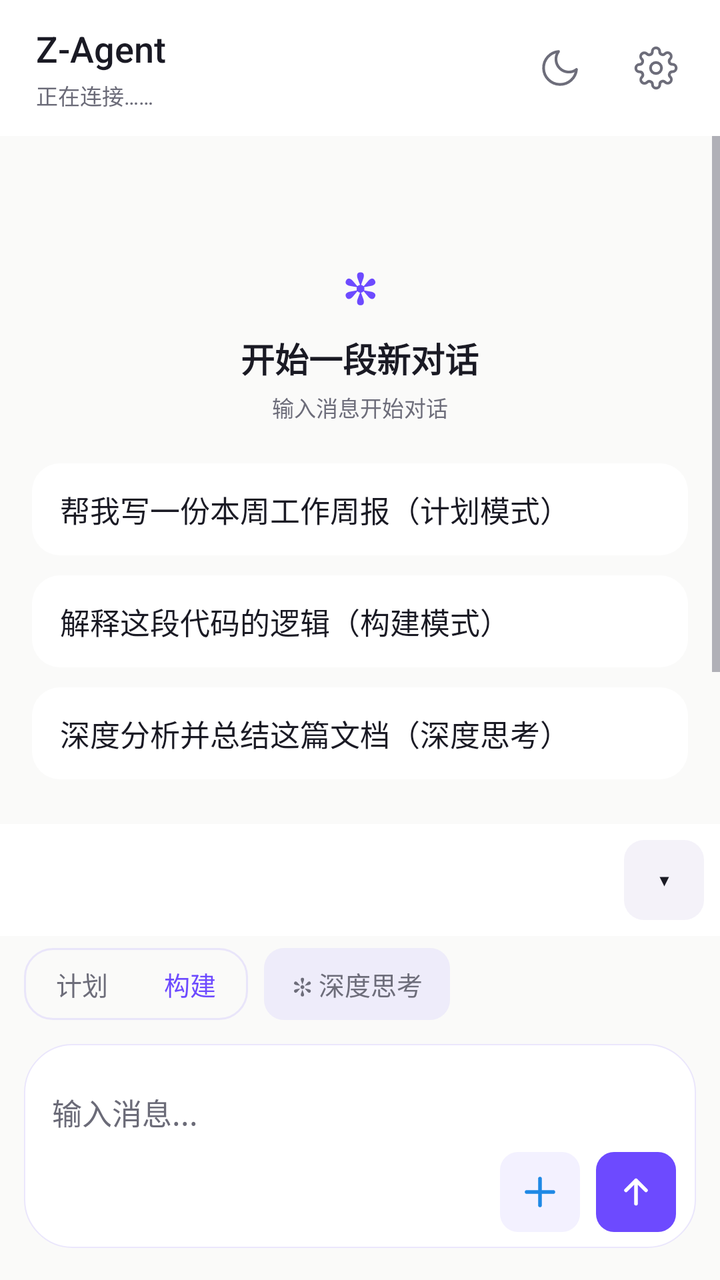
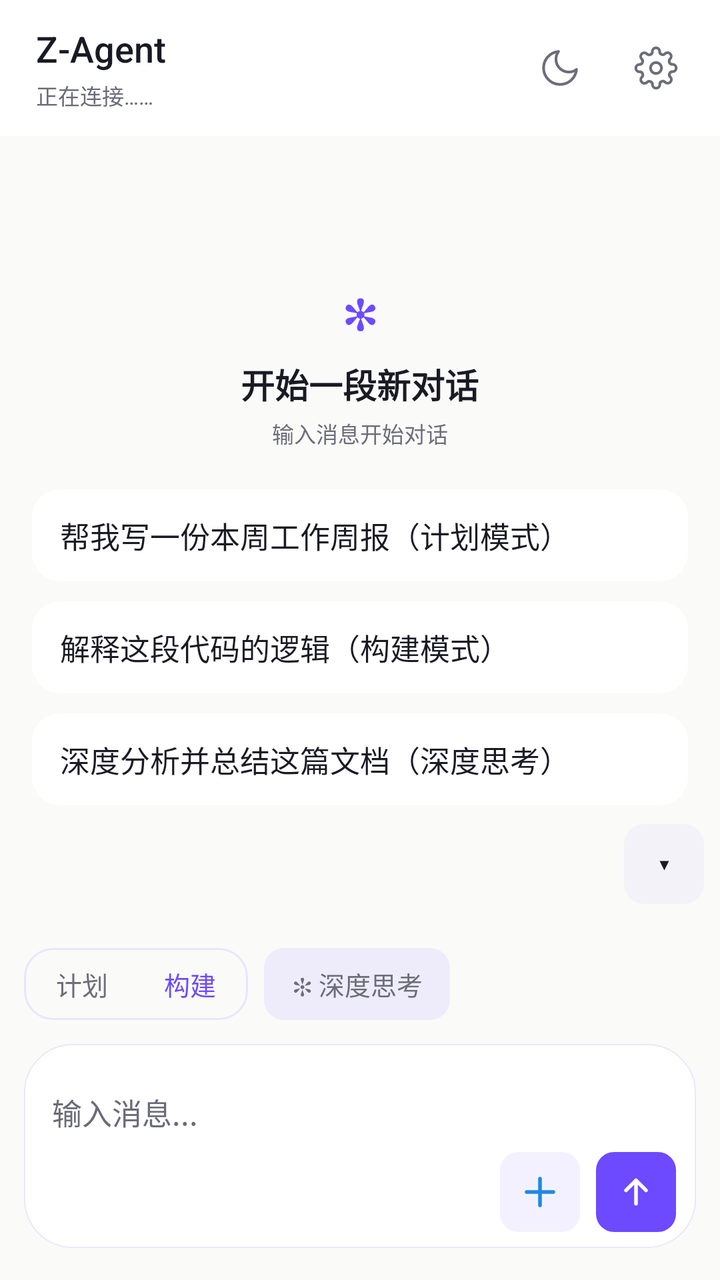

Compare the two renders of this Android layout. The source of the first and the diff that turns it into the second are given below.
<!-- AndroidManifest.xml: application theme AppTheme -->
<!-- res/layout/activity_main.xml -->
<?xml version="1.0" encoding="utf-8"?>
<LinearLayout xmlns:android="http://schemas.android.com/apk/res/android"
android:id="@+id/rootView" android:clipChildren="false" android:clipToPadding="false"
android:layout_width="match_parent"
android:layout_height="match_parent"
android:background="@color/bg_canvas"
android:orientation="vertical">


<LinearLayout
android:id="@+id/topBar"
android:layout_width="match_parent"
android:layout_height="wrap_content"
android:background="@color/bg_elevated"
android:gravity="center_vertical"
android:orientation="horizontal"
android:paddingStart="18dp"
android:paddingTop="10dp"
android:paddingEnd="8dp"
android:paddingBottom="10dp">

<LinearLayout
android:layout_width="0dp"
android:layout_height="wrap_content"
android:layout_weight="1"
android:orientation="vertical">
<TextView
android:layout_width="wrap_content"
android:layout_height="wrap_content"
android:text="Z-Agent"
android:textColor="@color/text_primary"
android:fontFamily="sans-serif-medium"
android:textSize="18sp" />
<TextView
android:id="@+id/statusText"
android:layout_width="match_parent"
android:layout_height="wrap_content"
android:layout_marginTop="3dp"
android:ellipsize="end"
android:maxLines="1"
android:text="正在连接……"
android:textColor="@color/text_tertiary"
android:textSize="@dimen/fs_caption" />
</LinearLayout>


<FrameLayout
android:id="@+id/themeButton"
android:contentDescription="切换深浅主题"
android:layout_width="48dp"
android:layout_height="48dp"
android:background="?attr/selectableItemBackgroundBorderless"
android:clickable="true"
android:focusable="true">
<ImageView
android:id="@+id/themeIcon"
android:layout_width="22dp"
android:layout_height="22dp"
android:layout_gravity="center"
android:src="@drawable/ic_moon" />
</FrameLayout>


<FrameLayout
android:id="@+id/settingsButton"
android:contentDescription="打开设置"
android:layout_width="48dp"
android:layout_height="48dp"
android:background="?attr/selectableItemBackgroundBorderless"
android:clickable="true"
android:focusable="true">
<ImageView
android:layout_width="22dp"
android:layout_height="22dp"
android:layout_gravity="center"
android:src="@drawable/ic_gear" />
</FrameLayout>
</LinearLayout>


<FrameLayout android:clipChildren="false" android:clipToPadding="false"
android:layout_width="match_parent"
android:layout_height="0dp"
android:layout_weight="1">

<ScrollView
android:id="@+id/outputScroll"
android:layout_width="match_parent"
android:layout_height="match_parent"
android:background="@color/bg_canvas"
android:fillViewport="true"
android:overScrollMode="always"
android:scrollbars="vertical">
<LinearLayout
android:id="@+id/chatContainer"
android:layout_width="match_parent"
android:layout_height="match_parent"
android:gravity="bottom"
android:orientation="vertical"
android:paddingStart="8dp"
android:paddingTop="12dp"
android:paddingEnd="8dp"
android:paddingBottom="96dp">

<LinearLayout
android:id="@+id/emptyState"
android:layout_width="match_parent"
android:layout_height="0dp"
android:gravity="center"
android:layout_weight="1"
android:orientation="vertical"
android:paddingTop="48dp"
android:paddingBottom="24dp">
<TextView
android:layout_width="wrap_content"
android:layout_height="wrap_content"
android:text="✻"
android:textColor="@color/accent"
android:textSize="@dimen/fs_display"
android:textStyle="bold" />
<TextView
android:layout_width="wrap_content"
android:layout_height="wrap_content"
android:layout_marginTop="8dp"
android:text="开始一段新对话"
android:textColor="@color/text_primary"
android:textSize="@dimen/fs_title"
android:textStyle="bold" />
<TextView
android:layout_width="wrap_content"
android:layout_height="wrap_content"
android:layout_marginTop="4dp"
android:text="输入消息开始对话"
android:textColor="@color/text_secondary"
android:textSize="@dimen/fs_caption" />

<LinearLayout android:layout_width="match_parent" android:layout_height="wrap_content" android:layout_marginTop="20dp" android:orientation="vertical" android:paddingStart="8dp" android:paddingEnd="8dp">

<TextView android:id="@+id/promptCard1" android:layout_width="match_parent" android:layout_height="wrap_content" android:background="@drawable/bg_prompt_card" android:clickable="true" android:focusable="true" android:paddingStart="14dp" android:paddingTop="12dp" android:paddingEnd="14dp" android:paddingBottom="12dp" android:text="帮我写一份本周工作周报（计划模式）" android:textColor="@color/text_primary" android:textSize="@dimen/fs_body" />

<TextView android:id="@+id/promptCard2" android:layout_width="match_parent" android:layout_height="wrap_content" android:layout_marginTop="10dp" android:background="@drawable/bg_prompt_card" android:clickable="true" android:focusable="true" android:paddingStart="14dp" android:paddingTop="12dp" android:paddingEnd="14dp" android:paddingBottom="12dp" android:text="解释这段代码的逻辑（构建模式）" android:textColor="@color/text_primary" android:textSize="@dimen/fs_body" />

<TextView android:id="@+id/promptCard3" android:layout_width="match_parent" android:layout_height="wrap_content" android:layout_marginTop="10dp" android:background="@drawable/bg_prompt_card" android:clickable="true" android:focusable="true" android:paddingStart="14dp" android:paddingTop="12dp" android:paddingEnd="14dp" android:paddingBottom="12dp" android:text="深度分析并总结这篇文档（深度思考）" android:textColor="@color/text_primary" android:textSize="@dimen/fs_body" />
</LinearLayout>
</LinearLayout>
 </LinearLayout>
</ScrollView>


<FrameLayout
android:id="@+id/scrollBottomBtn"
android:layout_width="40dp"
android:layout_height="40dp"
android:layout_gravity="bottom|end"
android:layout_marginEnd="16dp"
 android:layout_marginBottom="76dp"
android:background="@drawable/bg_circle_btn"
android:clickable="true"
android:focusable="true"
android:foreground="@drawable/ripple_circle"
android:visibility="gone">
<TextView
android:layout_width="wrap_content"
android:layout_height="wrap_content"
android:layout_gravity="center"
android:text="↓"
android:textColor="@color/accent"
android:textSize="20sp"
android:textStyle="bold" />
</FrameLayout>

<FrameLayout android:id="@+id/quickToggleCollapsed" android:layout_width="28dp" android:layout_height="48dp" android:layout_gravity="bottom|end" android:layout_marginEnd="0dp" android:layout_marginBottom="8dp" android:background="@drawable/bg_edge_pill" android:clickable="true" android:focusable="true" android:foreground="@drawable/ripple_pill" android:visibility="gone" android:elevation="4dp">
<TextView android:layout_width="wrap_content" android:layout_height="wrap_content" android:layout_gravity="center" android:text="‹" android:textColor="@color/accent" android:textSize="22sp" android:textStyle="bold" />
</FrameLayout>
</FrameLayout>


<LinearLayout android:id="@+id/quickBarContainer" android:layout_width="match_parent" android:layout_height="wrap_content" android:background="@color/bg_elevated" android:orientation="vertical">

 <LinearLayout android:id="@+id/quickRowWrap" android:layout_width="match_parent" android:layout_height="wrap_content" android:gravity="center_vertical" android:minHeight="56dp" android:orientation="horizontal" android:paddingStart="8dp" android:paddingTop="6dp" android:paddingEnd="8dp" android:paddingBottom="6dp"> <HorizontalScrollView android:id="@+id/quickScroll" android:layout_width="0dp" android:layout_height="wrap_content" android:layout_weight="1" android:overScrollMode="never" android:scrollbars="none"> <LinearLayout android:id="@+id/quickRow" android:layout_width="wrap_content" android:layout_height="wrap_content" android:gravity="center_vertical" android:orientation="horizontal" android:paddingStart="8dp" android:paddingEnd="8dp" /> </HorizontalScrollView> <TextView android:id="@+id/quickCollapse" android:layout_width="40dp" android:layout_height="40dp" android:layout_marginStart="4dp" android:background="@drawable/bg_quick" android:clickable="true" android:focusable="true" android:foreground="@drawable/ripple_pill" android:gravity="center" android:text="▾" android:textColor="@color/text_primary" android:textSize="16sp" /> </LinearLayout>  <LinearLayout android:id="@+id/quickEditBar" android:layout_width="match_parent" android:layout_height="36dp" android:background="@color/bg_subtle" android:gravity="center_vertical" android:orientation="horizontal" android:paddingStart="16dp" android:paddingEnd="12dp" android:visibility="gone"> <TextView android:layout_width="0dp" android:layout_height="wrap_content" android:layout_weight="1" android:text="拖动排序 · 点×移除 · 点＋添加" android:textColor="@color/text_secondary" android:textSize="11sp" /> <TextView android:id="@+id/quickEditDone" android:layout_width="wrap_content" android:layout_height="wrap_content" android:paddingStart="12dp" android:paddingEnd="4dp" android:text="完成" android:textColor="@color/accent" android:textSize="13sp" android:textStyle="bold" /> </LinearLayout> </LinearLayout>


<LinearLayout android:id="@+id/inputBar" android:layout_width="match_parent" android:layout_height="wrap_content" android:background="@android:color/transparent" android:clipChildren="false" android:clipToPadding="false" android:orientation="vertical" android:paddingStart="12dp" android:paddingTop="6dp" android:paddingEnd="12dp" android:paddingBottom="14dp">



<LinearLayout android:layout_width="match_parent" android:layout_height="wrap_content" android:gravity="center_vertical" android:orientation="horizontal" android:paddingBottom="8dp">

<FrameLayout android:id="@+id/segContainer" android:layout_width="wrap_content" android:layout_height="36dp" android:background="@drawable/bg_seg_container" android:padding="2dp">
<View android:id="@+id/segThumb" android:layout_width="0dp" android:layout_height="match_parent" android:background="@drawable/bg_seg_thumb" />
<LinearLayout android:layout_width="wrap_content" android:layout_height="match_parent" android:orientation="horizontal">
<TextView android:id="@+id/segPlan" android:layout_width="wrap_content" android:layout_height="match_parent" android:gravity="center" android:paddingStart="14dp" android:paddingEnd="14dp" android:text="计划" android:textColor="@color/text_secondary" android:textSize="@dimen/fs_label" />
<TextView android:id="@+id/segBuild" android:layout_width="wrap_content" android:layout_height="match_parent" android:gravity="center" android:paddingStart="14dp" android:paddingEnd="14dp" android:text="构建" android:textColor="@color/accent" android:textSize="@dimen/fs_label" />
</LinearLayout>
</FrameLayout>

<TextView android:id="@+id/chipThink2" android:layout_width="wrap_content" android:layout_height="36dp" android:layout_marginStart="8dp" android:background="@drawable/bg_mini_pill" android:clickable="true" android:focusable="true" android:foreground="@drawable/ripple_pill" android:gravity="center" android:paddingStart="14dp" android:paddingEnd="14dp" android:text="✻ 深度思考" android:textColor="@color/text_secondary" android:textSize="@dimen/fs_label" android:maxLines="1" android:singleLine="true" />

<TextView android:id="@+id/chipSearch" android:layout_width="wrap_content" android:layout_height="36dp" android:visibility="gone" />

<View android:layout_width="0dp" android:layout_height="1dp" android:layout_weight="1" />
</LinearLayout>



<LinearLayout android:id="@+id/inputCard" android:layout_width="match_parent" android:layout_height="wrap_content" android:layout_marginTop="4dp" android:layout_marginBottom="2dp" android:background="@drawable/bg_input_card" android:elevation="10dp" android:orientation="vertical" android:paddingStart="14dp" android:paddingTop="10dp" android:paddingEnd="10dp" android:paddingBottom="8dp">

<HorizontalScrollView android:id="@+id/attachScroll" android:layout_width="match_parent" android:layout_height="wrap_content" android:scrollbars="none" android:visibility="gone">
<LinearLayout android:id="@+id/attachRow" android:layout_width="wrap_content" android:layout_height="wrap_content" android:orientation="horizontal" android:paddingBottom="6dp" />
</HorizontalScrollView>

<EditText android:id="@+id/inputEdit" android:layout_width="match_parent" android:layout_height="wrap_content" android:minHeight="44dp" android:background="@null" android:hint="输入消息..." android:imeOptions="actionSend" android:inputType="textCapSentences" android:maxLines="5" android:paddingTop="8dp" android:paddingBottom="4dp" android:textColor="@color/text_primary" android:textColorHint="@color/text_tertiary" android:textSize="@dimen/fs_body" />

<LinearLayout android:layout_width="match_parent" android:layout_height="wrap_content" android:gravity="center_vertical|end" android:orientation="horizontal">

<FrameLayout android:id="@+id/btnPlus" android:contentDescription="添加附件" android:layout_width="40dp" android:layout_height="40dp" android:background="@drawable/bg_circle_btn" android:clickable="true" android:focusable="true" android:foreground="@drawable/ripple_circle">
<ImageView android:layout_width="20dp" android:layout_height="20dp" android:layout_gravity="center" android:src="@drawable/ic_plus" />
</FrameLayout>

<FrameLayout android:id="@+id/sendButton" android:contentDescription="发送消息" android:layout_width="40dp" android:layout_height="40dp" android:layout_marginStart="8dp" android:background="@drawable/bg_circle_send" android:clickable="true" android:focusable="true" android:foreground="@drawable/ripple_circle">
<ImageView android:layout_width="20dp" android:layout_height="20dp" android:layout_gravity="center" android:src="@drawable/ic_arrow_up" />
</FrameLayout>
</LinearLayout>
</LinearLayout>

</LinearLayout> </LinearLayout>
<!-- resources referenced by this layout -->
<resources>
  <color name="accent">#6D4AFF</color>
  <color name="bg_canvas">#FAFAF9</color>
  <color name="bg_elevated">#FFFFFF</color>
  <color name="bg_subtle">#F4F2F9</color>
  <color name="text_primary">#1A1A24</color>
  <color name="text_secondary">#6D6D7A</color>
  <color name="text_tertiary">#6B6B78</color>
  <dimen name="fs_body">15sp</dimen>
  <dimen name="fs_caption">11sp</dimen>
  <dimen name="fs_display">22sp</dimen>
  <dimen name="fs_label">13sp</dimen>
  <dimen name="fs_title">17sp</dimen>
  <!-- drawable bg_circle_btn (drawable) -->
  <?xml version="1.0" encoding="utf-8"?>
  <shape xmlns:android="http://schemas.android.com/apk/res/android" android:shape="rectangle">
   <solid android:color="@color/accent_subtle" />
   <corners android:radius="8.95dp" />
  </shape>
  <!-- drawable bg_circle_send (drawable) -->
  <?xml version="1.0" encoding="utf-8"?>
  <shape xmlns:android="http://schemas.android.com/apk/res/android" android:shape="rectangle">
   <solid android:color="@color/accent" />
   <corners android:radius="8.95dp" />
  </shape>
  <!-- drawable bg_input_card (drawable) -->
  <?xml version="1.0" encoding="utf-8"?>
  <shape xmlns:android="http://schemas.android.com/apk/res/android" android:shape="rectangle">
  <solid android:color="@color/bg_elevated" />
  <corners android:radius="24dp" />
  <stroke android:width="0.5dp" android:color="@color/accent_line" />
  </shape>
  <!-- drawable bg_mini_pill (drawable) -->
  <?xml version="1.0" encoding="utf-8"?>
  <shape xmlns:android="http://schemas.android.com/apk/res/android" android:shape="rectangle">
  <solid android:color="@color/accent_subtle" />
  <corners android:radius="10dp" />
  </shape>
  <!-- drawable bg_prompt_card (drawable) -->
  <?xml version="1.0" encoding="utf-8"?>
  <shape xmlns:android="http://schemas.android.com/apk/res/android" android:shape="rectangle">
  <solid android:color="@color/bg_elevated" />
  <corners android:radius="14dp" />
  </shape>
  <!-- drawable bg_quick (drawable) -->
  <?xml version="1.0" encoding="utf-8"?>
  <shape xmlns:android="http://schemas.android.com/apk/res/android" android:shape="rectangle">
  <solid android:color="@color/bg_subtle" />
  <corners android:radius="10dp" />
  </shape>
  <!-- drawable bg_seg_container (drawable) -->
  <?xml version="1.0" encoding="utf-8"?>
  <shape xmlns:android="http://schemas.android.com/apk/res/android" android:shape="rectangle">
      <corners android:radius="14dp" />
      <stroke android:width="1dp" android:color="@color/divider" />
  </shape>
  <!-- drawable bg_seg_thumb (drawable) -->
  <?xml version="1.0" encoding="utf-8"?>
  <shape xmlns:android="http://schemas.android.com/apk/res/android" android:shape="rectangle">
  <solid android:color="@color/bg_elevated" />
  <corners android:radius="10dp" />
  </shape>
  <!-- drawable ripple_circle (drawable) -->
  <?xml version="1.0" encoding="utf-8"?>
  <ripple xmlns:android="http://schemas.android.com/apk/res/android" android:color="@color/accent_line">
   <item android:id="@android:id/mask">
   <shape android:shape="rectangle">
   <corners android:radius="8.95dp" />
   <solid android:color="#FFFFFF" />
   </shape>
   </item>
  </ripple>
  <color name="accent_subtle">#146D4AFF</color>
  <color name="accent_line">#1F6D4AFF</color>
  <color name="divider">@color/accent_line</color>
  <style name="AppBottomSheet" parent="Theme.Design.Light.BottomSheetDialog">
  <item name="bottomSheetStyle">@style/AppBottomSheet.Modal</item>
  <item name="android:windowIsFloating">false</item>
  <item name="android:statusBarColor">@android:color/transparent</item>
  </style>
  <style name="AppBottomSheet.Modal" parent="Widget.Design.BottomSheet.Modal">
  <item name="android:background">@android:color/transparent</item>
  </style>
  <!-- unchanged entries left out for length: 8 -->
</resources>

<!-- the commit's change to res/layout/activity_main.xml (unified diff, before → after) -->
@@ -1,9 +1,16 @@
 <?xml version="1.0" encoding="utf-8"?>
-<LinearLayout xmlns:android="http://schemas.android.com/apk/res/android"
+<FrameLayout xmlns:android="http://schemas.android.com/apk/res/android"
 android:id="@+id/rootView" android:clipChildren="false" android:clipToPadding="false"
 android:layout_width="match_parent"
 android:layout_height="match_parent"
 android:background="@color/bg_canvas"
+>
+
+
+
+<LinearLayout
+android:layout_width="match_parent"
+android:layout_height="match_parent"
 android:orientation="vertical">
 
 
@@ -100,7 +107,7 @@ android:orientation="vertical"
 android:paddingStart="8dp"
 android:paddingTop="12dp"
 android:paddingEnd="8dp"
-android:paddingBottom="96dp">
+android:paddingBottom="200dp">
 
 <LinearLayout
 android:id="@+id/emptyState"
@@ -174,13 +181,22 @@ android:textStyle="bold" />
 </FrameLayout>
 </FrameLayout>
 
-
-<LinearLayout android:id="@+id/quickBarContainer" android:layout_width="match_parent" android:layout_height="wrap_content" android:background="@color/bg_elevated" android:orientation="vertical">
+</LinearLayout>
+
+
+<LinearLayout
+android:layout_width="match_parent"
+android:layout_height="wrap_content"
+android:layout_gravity="bottom"
+android:orientation="vertical">
+
+
+<LinearLayout android:id="@+id/quickBarContainer" android:layout_width="match_parent" android:layout_height="wrap_content" android:background="@android:color/transparent" android:orientation="vertical">
 
  <LinearLayout android:id="@+id/quickRowWrap" android:layout_width="match_parent" android:layout_height="wrap_content" android:gravity="center_vertical" android:minHeight="56dp" android:orientation="horizontal" android:paddingStart="8dp" android:paddingTop="6dp" android:paddingEnd="8dp" android:paddingBottom="6dp"> <HorizontalScrollView android:id="@+id/quickScroll" android:layout_width="0dp" android:layout_height="wrap_content" android:layout_weight="1" android:overScrollMode="never" android:scrollbars="none"> <LinearLayout android:id="@+id/quickRow" android:layout_width="wrap_content" android:layout_height="wrap_content" android:gravity="center_vertical" android:orientation="horizontal" android:paddingStart="8dp" android:paddingEnd="8dp" /> </HorizontalScrollView> <TextView android:id="@+id/quickCollapse" android:layout_width="40dp" android:layout_height="40dp" android:layout_marginStart="4dp" android:background="@drawable/bg_quick" android:clickable="true" android:focusable="true" android:foreground="@drawable/ripple_pill" android:gravity="center" android:text="▾" android:textColor="@color/text_primary" android:textSize="16sp" /> </LinearLayout>  <LinearLayout android:id="@+id/quickEditBar" android:layout_width="match_parent" android:layout_height="36dp" android:background="@color/bg_subtle" android:gravity="center_vertical" android:orientation="horizontal" android:paddingStart="16dp" android:paddingEnd="12dp" android:visibility="gone"> <TextView android:layout_width="0dp" android:layout_height="wrap_content" android:layout_weight="1" android:text="拖动排序 · 点×移除 · 点＋添加" android:textColor="@color/text_secondary" android:textSize="11sp" /> <TextView android:id="@+id/quickEditDone" android:layout_width="wrap_content" android:layout_height="wrap_content" android:paddingStart="12dp" android:paddingEnd="4dp" android:text="完成" android:textColor="@color/accent" android:textSize="13sp" android:textStyle="bold" /> </LinearLayout> </LinearLayout>
 
 
-<LinearLayout android:id="@+id/inputBar" android:layout_width="match_parent" android:layout_height="wrap_content" android:background="@android:color/transparent" android:clipChildren="false" android:clipToPadding="false" android:orientation="vertical" android:paddingStart="12dp" android:paddingTop="6dp" android:paddingEnd="12dp" android:paddingBottom="14dp">
+<LinearLayout android:id="@+id/inputBar" android:layout_width="match_parent" android:layout_height="wrap_content" android:background="@android:color/transparent" android:clipChildren="false" android:clipToPadding="false" android:orientation="vertical" android:paddingStart="12dp" android:paddingTop="14dp" android:paddingEnd="12dp" android:paddingBottom="14dp">
 
 
 
@@ -223,4 +239,6 @@ android:textStyle="bold" />
 </LinearLayout>
 </LinearLayout>
 
-</LinearLayout> </LinearLayout>
+</LinearLayout>
+</LinearLayout>
+</FrameLayout>
